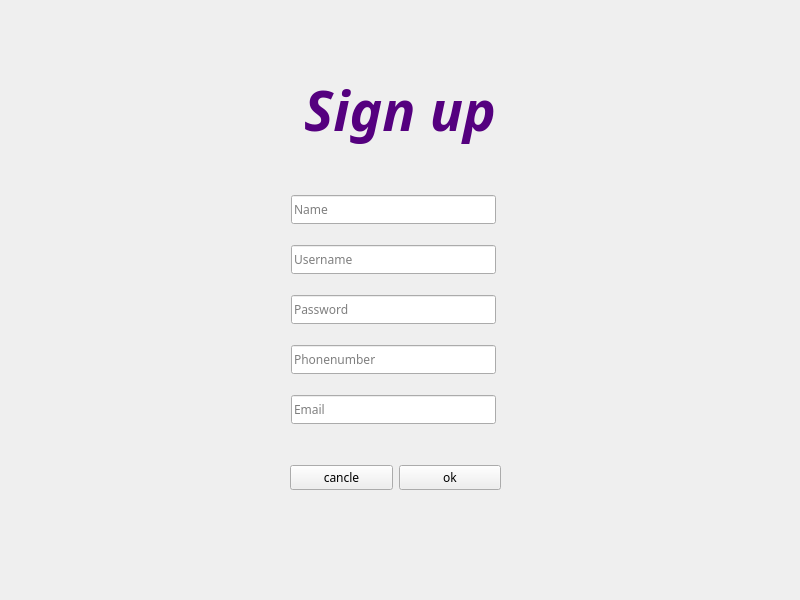
First picture: the form in signup.ui, repository A-hmy/SkullKing_Endless-Loop_8, before the edit.
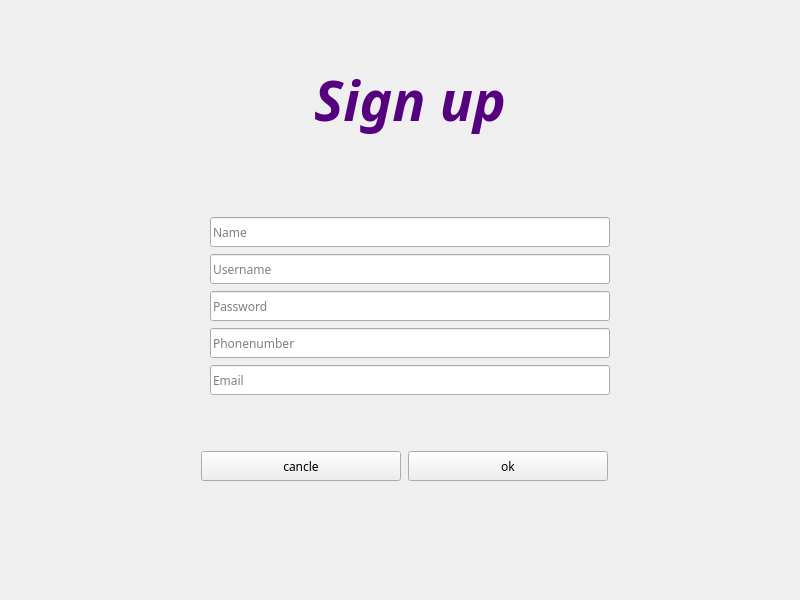
Second picture: the form after the edit.

Commit message: change design signup

What changed in the file:
```diff
--- a/signup.ui
+++ b/signup.ui
@@ -13,112 +13,19 @@
   <property name="windowTitle">
    <string>Form</string>
   </property>
-  <widget class="QLineEdit" name="name">
-   <property name="geometry">
-    <rect>
-     <x>291</x>
-     <y>195</y>
-     <width>205</width>
-     <height>29</height>
-    </rect>
-   </property>
-   <property name="font">
-    <font>
-     <family>Segoe Script</family>
-    </font>
-   </property>
-   <property name="placeholderText">
-    <string>Name</string>
-   </property>
-  </widget>
-  <widget class="QLineEdit" name="phonenumber">
-   <property name="geometry">
-    <rect>
-     <x>291</x>
-     <y>345</y>
-     <width>205</width>
-     <height>29</height>
-    </rect>
-   </property>
-   <property name="font">
-    <font>
-     <family>Segoe Script</family>
-    </font>
-   </property>
-   <property name="placeholderText">
-    <string>Phonenumber</string>
-   </property>
-  </widget>
-  <widget class="QLineEdit" name="password">
-   <property name="geometry">
-    <rect>
-     <x>291</x>
-     <y>295</y>
-     <width>205</width>
-     <height>29</height>
-    </rect>
-   </property>
-   <property name="font">
-    <font>
-     <family>Segoe Script</family>
-    </font>
-   </property>
-   <property name="text">
-    <string/>
-   </property>
-   <property name="placeholderText">
-    <string>Password</string>
-   </property>
-  </widget>
-  <widget class="QLineEdit" name="email">
-   <property name="geometry">
-    <rect>
-     <x>291</x>
-     <y>395</y>
-     <width>205</width>
-     <height>29</height>
-    </rect>
-   </property>
-   <property name="font">
-    <font>
-     <family>Segoe Script</family>
-    </font>
-   </property>
-   <property name="placeholderText">
-    <string>Email</string>
-   </property>
-  </widget>
-  <widget class="QLineEdit" name="username">
-   <property name="geometry">
-    <rect>
-     <x>291</x>
-     <y>245</y>
-     <width>205</width>
-     <height>29</height>
-    </rect>
-   </property>
-   <property name="font">
-    <font>
-     <family>Segoe Script</family>
-    </font>
-   </property>
-   <property name="placeholderText">
-    <string>Username</string>
-   </property>
-  </widget>
   <widget class="QLabel" name="label_6">
    <property name="geometry">
     <rect>
-     <x>250</x>
-     <y>50</y>
-     <width>300</width>
-     <height>119</height>
+     <x>210</x>
+     <y>0</y>
+     <width>400</width>
+     <height>200</height>
     </rect>
    </property>
    <property name="minimumSize">
     <size>
-     <width>300</width>
-     <height>100</height>
+     <width>400</width>
+     <height>200</height>
     </size>
    </property>
    <property name="maximumSize">
@@ -148,15 +55,27 @@
   <widget class="QWidget" name="">
    <property name="geometry">
     <rect>
-     <x>290</x>
-     <y>460</y>
-     <width>211</width>
-     <height>35</height>
+     <x>200</x>
+     <y>450</y>
+     <width>409</width>
+     <height>32</height>
     </rect>
    </property>
-   <layout class="QGridLayout" name="gridLayout">
-    <item row="0" column="0">
+   <layout class="QHBoxLayout" name="horizontalLayout">
+    <item>
      <widget class="QPushButton" name="cancle">
+      <property name="minimumSize">
+       <size>
+        <width>200</width>
+        <height>30</height>
+       </size>
+      </property>
+      <property name="maximumSize">
+       <size>
+        <width>200</width>
+        <height>30</height>
+       </size>
+      </property>
       <property name="font">
        <font>
         <family>Segoe Script</family>
@@ -167,8 +86,20 @@
       </property>
      </widget>
     </item>
-    <item row="0" column="1">
+    <item>
      <widget class="QPushButton" name="ok">
+      <property name="minimumSize">
+       <size>
+        <width>200</width>
+        <height>30</height>
+       </size>
+      </property>
+      <property name="maximumSize">
+       <size>
+        <width>200</width>
+        <height>30</height>
+       </size>
+      </property>
       <property name="font">
        <font>
         <family>Segoe Script</family>
@@ -181,6 +112,141 @@
     </item>
    </layout>
   </widget>
+  <widget class="QWidget" name="">
+   <property name="geometry">
+    <rect>
+     <x>210</x>
+     <y>216</y>
+     <width>402</width>
+     <height>180</height>
+    </rect>
+   </property>
+   <layout class="QVBoxLayout" name="verticalLayout">
+    <item>
+     <widget class="QLineEdit" name="name">
+      <property name="minimumSize">
+       <size>
+        <width>400</width>
+        <height>30</height>
+       </size>
+      </property>
+      <property name="maximumSize">
+       <size>
+        <width>400</width>
+        <height>30</height>
+       </size>
+      </property>
+      <property name="font">
+       <font>
+        <family>Segoe Script</family>
+       </font>
+      </property>
+      <property name="placeholderText">
+       <string>Name</string>
+      </property>
+     </widget>
+    </item>
+    <item>
+     <widget class="QLineEdit" name="username">
+      <property name="minimumSize">
+       <size>
+        <width>400</width>
+        <height>30</height>
+       </size>
+      </property>
+      <property name="maximumSize">
+       <size>
+        <width>400</width>
+        <height>30</height>
+       </size>
+      </property>
+      <property name="font">
+       <font>
+        <family>Segoe Script</family>
+       </font>
+      </property>
+      <property name="placeholderText">
+       <string>Username</string>
+      </property>
+     </widget>
+    </item>
+    <item>
+     <widget class="QLineEdit" name="password">
+      <property name="minimumSize">
+       <size>
+        <width>400</width>
+        <height>30</height>
+       </size>
+      </property>
+      <property name="maximumSize">
+       <size>
+        <width>400</width>
+        <height>30</height>
+       </size>
+      </property>
+      <property name="font">
+       <font>
+        <family>Segoe Script</family>
+       </font>
+      </property>
+      <property name="text">
+       <string/>
+      </property>
+      <property name="placeholderText">
+       <string>Password</string>
+      </property>
+     </widget>
+    </item>
+    <item>
+     <widget class="QLineEdit" name="phonenumber">
+      <property name="minimumSize">
+       <size>
+        <width>400</width>
+        <height>30</height>
+       </size>
+      </property>
+      <property name="maximumSize">
+       <size>
+        <width>400</width>
+        <height>30</height>
+       </size>
+      </property>
+      <property name="font">
+       <font>
+        <family>Segoe Script</family>
+       </font>
+      </property>
+      <property name="placeholderText">
+       <string>Phonenumber</string>
+      </property>
+     </widget>
+    </item>
+    <item>
+     <widget class="QLineEdit" name="email">
+      <property name="minimumSize">
+       <size>
+        <width>400</width>
+        <height>30</height>
+       </size>
+      </property>
+      <property name="maximumSize">
+       <size>
+        <width>400</width>
+        <height>30</height>
+       </size>
+      </property>
+      <property name="font">
+       <font>
+        <family>Segoe Script</family>
+       </font>
+      </property>
+      <property name="placeholderText">
+       <string>Email</string>
+      </property>
+     </widget>
+    </item>
+   </layout>
+  </widget>
  </widget>
  <resources/>
  <connections/>
```
The commit also changes 2 other files.
